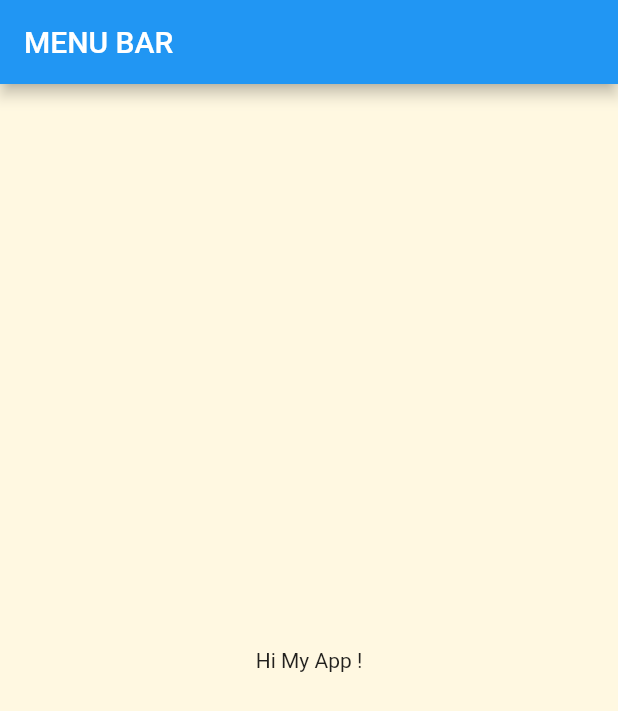
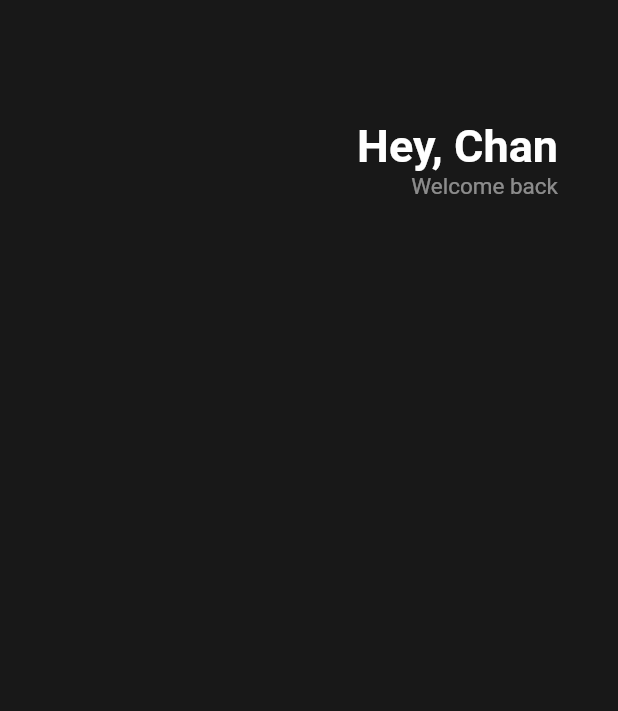
Before and after one commit to Hugekyung/First-Flutter, a Flutter app: the screen it shows after launch, on a phone screen of 412 x 824 dp. Shown: the top 711 px of the screen. Run offline on Flutter 3.47's test engine with Material 2 defaults, Android fonts, the phone set to English and light mode, and no system bars.

Commit message:
Learned Flutter Column, Row ..

```diff
--- a/lib/main.dart
+++ b/lib/main.dart
@@ -13,17 +13,40 @@ class App extends StatelessWidget {
     // TODO: 여기서 선언된 App은 root라서 해당 앱의 기본 UI 같은 설정들을 반드시 정해줘야 한다.
     return MaterialApp(
       home: Scaffold(
-          appBar: AppBar(
-            title: Text('MENU BAR'),
-          ),
-          body: Center(
-            child: Text('Hi My App !'),
-          ),
-          backgroundColor: Colors.amber[50]
-          // bottomNavigationBar: Center(
-          //   child: Text('Bottom Bar'),
-          // ),
-          ),
+          backgroundColor: const Color(0xFF181818),
+          body: Padding(
+            padding: const EdgeInsets.symmetric(horizontal: 40),
+            child: Column(
+              children: [
+                const SizedBox(
+                  height: 80,
+                ),
+                Row(
+                  mainAxisAlignment: MainAxisAlignment.end,
+                  children: [
+                    Column(
+                      crossAxisAlignment: CrossAxisAlignment.end,
+                      children: [
+                        const Text(
+                          'Hey, Chan',
+                          style: TextStyle(
+                              color: Colors.white,
+                              fontSize: 30,
+                              fontWeight: FontWeight.bold),
+                        ),
+                        Text(
+                          'Welcome back',
+                          style: TextStyle(
+                              color: Colors.white.withOpacity(0.5),
+                              fontSize: 15),
+                        ),
+                      ],
+                    ),
+                  ],
+                )
+              ],
+            ),
+          )),
     );
   }
 }
```
Also changed, not shown: 1 other file.
